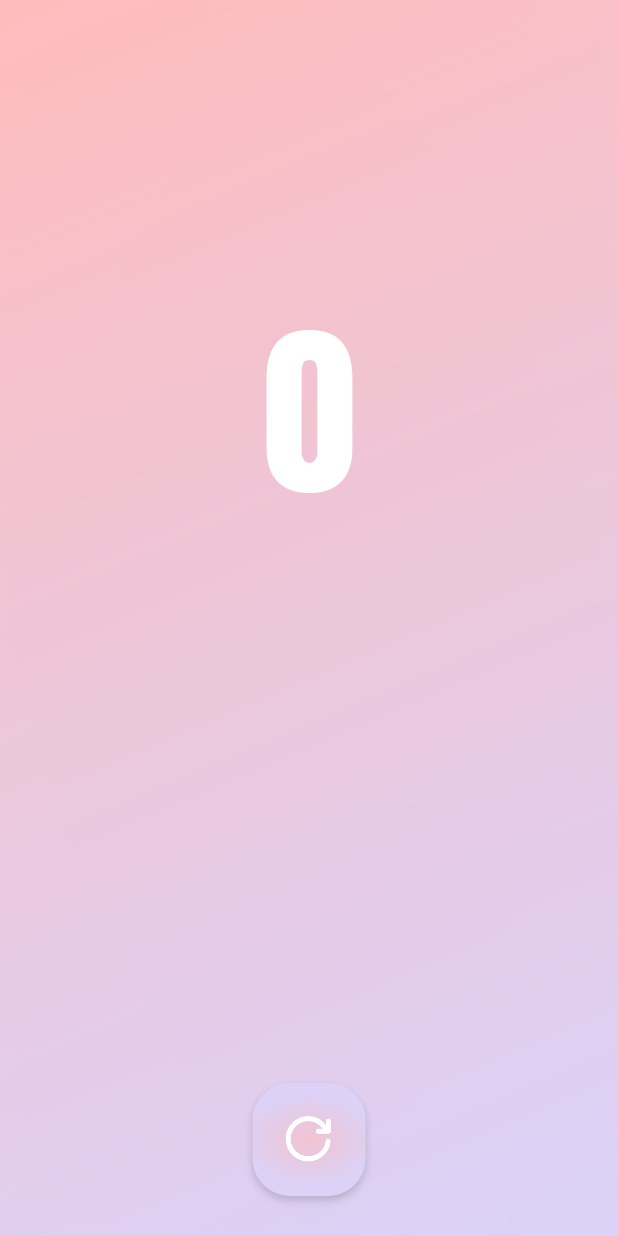
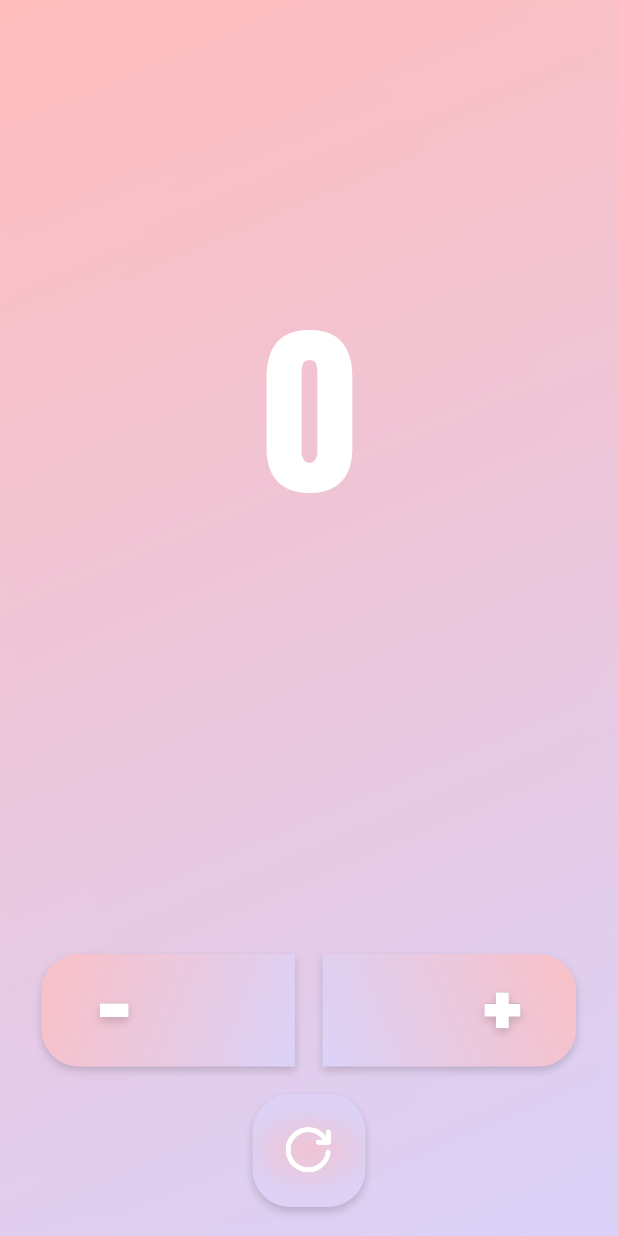
Before and after one commit to souvikmondal01/Counter-App-Android, an Android app: the screen it shows after launch (MainActivity), on a phone screen of 412 x 824 dp. Run offline under Robolectric (Android 15) with nearby library versions, the phone set to English and light mode, and no system bars.

Commit message:
Increment and Decrement button added

```diff
--- a/app/src/main/res/layout/activity_main.xml
+++ b/app/src/main/res/layout/activity_main.xml
@@ -11,28 +11,56 @@
         android:id="@+id/tv_count"
         android:layout_width="wrap_content"
         android:layout_height="wrap_content"
-        app:layout_constraintTop_toTopOf="parent"
+        android:fontFamily="@font/anton"
+        android:text="0"
+        android:textColor="@color/white"
+        android:textSize="125sp"
         app:layout_constraintBottom_toBottomOf="parent"
         app:layout_constraintLeft_toLeftOf="parent"
         app:layout_constraintRight_toRightOf="parent"
-        android:text="0"
-        android:textSize="125sp"
-        android:fontFamily="@font/anton"
-        android:textColor="@color/white"
-        app:layout_constraintVertical_bias=".25"
-        />
+        app:layout_constraintTop_toTopOf="parent"
+        app:layout_constraintVertical_bias=".25" />
+
     <ImageButton
         android:id="@+id/btn_reset"
         android:layout_width="wrap_content"
         android:layout_height="wrap_content"
-        app:layout_constraintTop_toTopOf="parent"
+        android:background="@drawable/reset"
+        android:foreground="?android:attr/selectableItemBackground"
         app:layout_constraintBottom_toBottomOf="parent"
         app:layout_constraintLeft_toLeftOf="parent"
         app:layout_constraintRight_toRightOf="parent"
+        app:layout_constraintTop_toBottomOf="@id/tv_count"
         app:layout_constraintVertical_bias=".98"
-        android:background="@drawable/reset"
+        tools:ignore="UnusedAttribute" />
+
+    <ImageButton
+        android:id="@+id/btn_increment"
+        android:layout_width="wrap_content"
+        android:layout_height="wrap_content"
+        android:background="@drawable/plus_btn"
         android:foreground="?android:attr/selectableItemBackground"
+        app:layout_constraintBottom_toTopOf="@id/btn_reset"
+        app:layout_constraintLeft_toRightOf="@id/gl_1"
+
         tools:ignore="UnusedAttribute" />
+
+    <ImageButton
+        android:id="@+id/btn_decrement"
+        android:layout_width="wrap_content"
+        android:layout_height="wrap_content"
+        android:background="@drawable/minus_btn"
+        android:foreground="?android:attr/selectableItemBackground"
+        app:layout_constraintBottom_toTopOf="@id/btn_reset"
+        app:layout_constraintRight_toLeftOf="@id/gl_1"
+        tools:ignore="UnusedAttribute" />
+
+    <androidx.constraintlayout.widget.Guideline
+        android:id="@+id/gl_1"
+        android:layout_width="wrap_content"
+        android:layout_height="wrap_content"
+        android:orientation="vertical"
+        app:layout_constraintGuide_percent=".5" />
 
 
 </androidx.constraintlayout.widget.ConstraintLayout>
```
Also changed, not shown: app/src/main/res/drawable-hdpi/minus_btn.png (added), app/src/main/res/drawable-hdpi/plus_btn.png (added), app/src/main/res/drawable-ldpi/minus_btn.png (added), app/src/main/res/drawable-ldpi/plus_btn.png (added), app/src/main/res/drawable-mdpi/minus_btn.png (added), app/src/main/res/drawable-mdpi/plus_btn.png (added), app/src/main/res/drawable-xhdpi/minus_btn.png (added), app/src/main/res/drawable-xhdpi/plus_btn.png (added), app/src/main/res/drawable-xxhdpi/minus_btn.png (added), app/src/main/res/drawable-xxhdpi/plus_btn.png (added), app/src/main/res/drawable-xxxhdpi/minus_btn.png (added), app/src/main/res/drawable-xxxhdpi/plus_btn.png (added).
